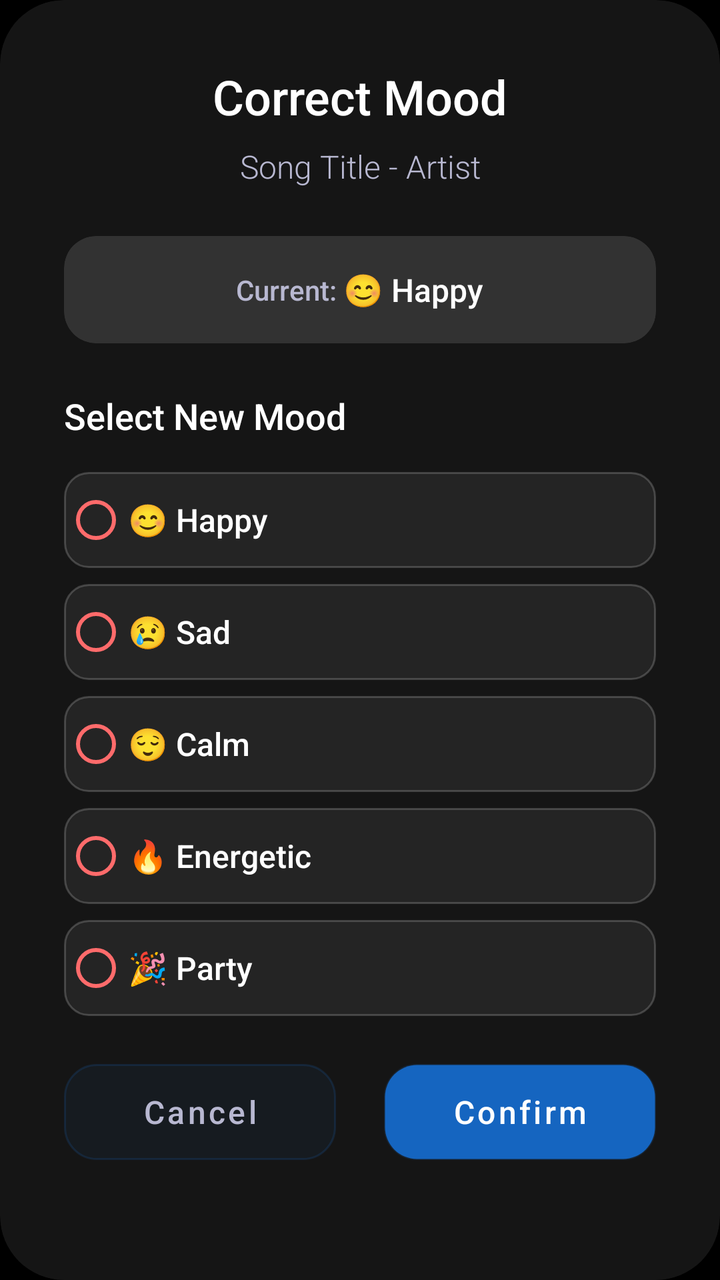
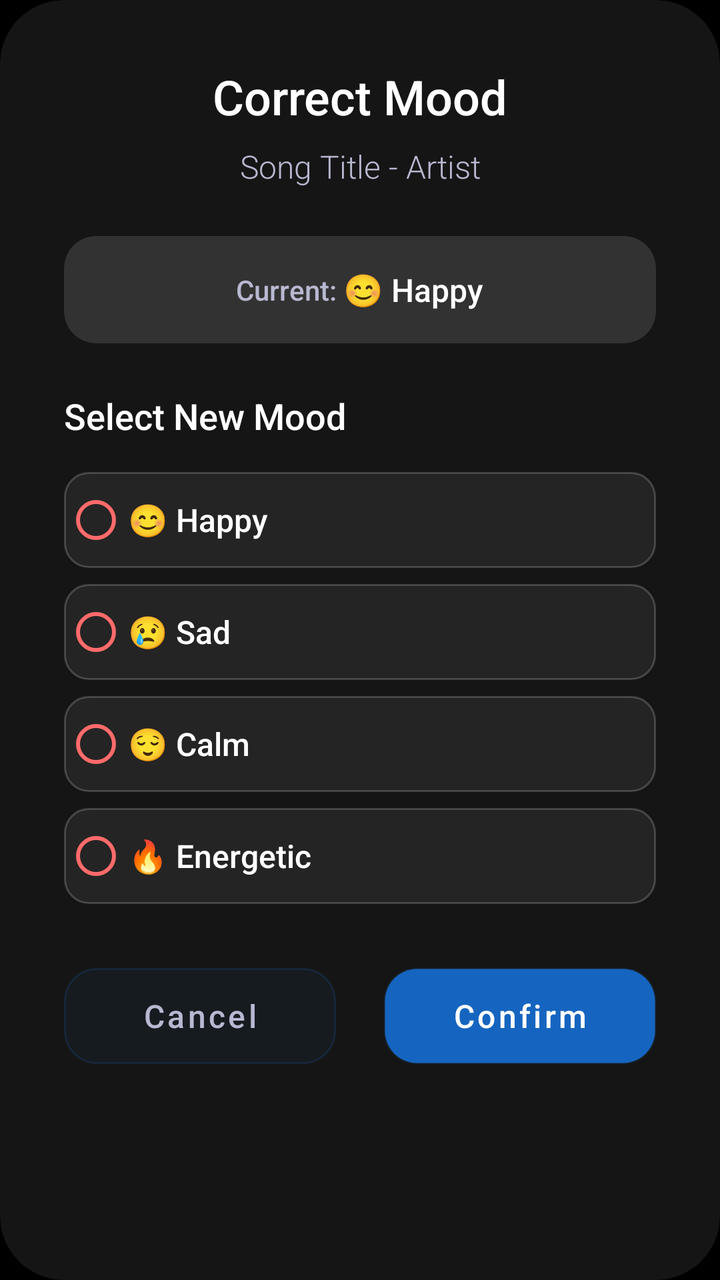

An Android layout rendered at two revisions. The XML below is the earlier revision; the diff shows what the commit changed to produce the second picture.
<!-- AndroidManifest.xml: application theme Theme.MusicPlayer -->
<!-- res/layout/dialog_quick_mood_correction_glass.xml -->
<?xml version="1.0" encoding="utf-8"?>
<androidx.cardview.widget.CardView
    xmlns:android="http://schemas.android.com/apk/res/android"
    xmlns:app="http://schemas.android.com/apk/res-auto"
    android:layout_width="match_parent"
    android:layout_height="wrap_content"
    android:layout_marginHorizontal="24dp"
    android:layout_marginVertical="48dp"
    app:cardCornerRadius="32dp"
    app:cardElevation="0dp"
    app:cardBackgroundColor="@color/glass_overlay_medium">

    <LinearLayout
        android:layout_width="match_parent"
        android:layout_height="wrap_content"
        android:orientation="vertical"
        android:padding="32dp">

        
        <TextView
            android:layout_width="match_parent"
            android:layout_height="wrap_content"
            android:text="Correct Mood"
            android:textSize="24sp"
            android:textColor="@color/glass_text_primary"
            android:fontFamily="sans-serif-medium"
            android:gravity="center"
            android:layout_marginBottom="8dp" />

        <TextView
            android:id="@+id/tv_song_info"
            android:layout_width="match_parent"
            android:layout_height="wrap_content"
            android:text="Song Title - Artist"
            android:textSize="16sp"
            android:textColor="@color/glass_text_secondary"
            android:fontFamily="sans-serif-light"
            android:gravity="center"
            android:layout_marginBottom="24dp" />

        
        <androidx.cardview.widget.CardView
            android:layout_width="match_parent"
            android:layout_height="wrap_content"
            android:layout_marginBottom="24dp"
            app:cardCornerRadius="16dp"
            app:cardElevation="0dp"
            app:cardBackgroundColor="@color/glass_overlay_light">

            <LinearLayout
                android:layout_width="match_parent"
                android:layout_height="wrap_content"
                android:orientation="horizontal"
                android:gravity="center"
                android:padding="16dp">

                <TextView
                    android:layout_width="wrap_content"
                    android:layout_height="wrap_content"
                    android:text="Current: "
                    android:textSize="14sp"
                    android:textColor="@color/glass_text_secondary"
                    android:fontFamily="sans-serif-medium" />

                <TextView
                    android:id="@+id/tv_current_mood"
                    android:layout_width="wrap_content"
                    android:layout_height="wrap_content"
                    android:text="😊 Happy"
                    android:textSize="16sp"
                    android:textColor="@color/glass_text_primary"
                    android:fontFamily="sans-serif-medium" />

            </LinearLayout>

        </androidx.cardview.widget.CardView>

        
        <TextView
            android:layout_width="match_parent"
            android:layout_height="wrap_content"
            android:text="Select New Mood"
            android:textSize="18sp"
            android:textColor="@color/glass_text_primary"
            android:fontFamily="sans-serif-medium"
            android:layout_marginBottom="16dp" />

        <RadioGroup
            android:id="@+id/radio_group_moods"
            android:layout_width="match_parent"
            android:layout_height="wrap_content"
            android:orientation="vertical"
            android:layout_marginBottom="24dp">

            <RadioButton
                android:id="@+id/radio_happy"
                android:layout_width="match_parent"
                android:layout_height="48dp"
                android:text="😊 Happy"
                android:textSize="16sp"
                android:textColor="@color/glass_text_primary"
                android:fontFamily="sans-serif-medium"
                android:buttonTint="@color/glass_accent"
                android:background="@drawable/bg_glass_radio_button"
                android:layout_marginBottom="8dp" />

            <RadioButton
                android:id="@+id/radio_sad"
                android:layout_width="match_parent"
                android:layout_height="48dp"
                android:text="😢 Sad"
                android:textSize="16sp"
                android:textColor="@color/glass_text_primary"
                android:fontFamily="sans-serif-medium"
                android:buttonTint="@color/glass_accent"
                android:background="@drawable/bg_glass_radio_button"
                android:layout_marginBottom="8dp" />

            <RadioButton
                android:id="@+id/radio_calm"
                android:layout_width="match_parent"
                android:layout_height="48dp"
                android:text="😌 Calm"
                android:textSize="16sp"
                android:textColor="@color/glass_text_primary"
                android:fontFamily="sans-serif-medium"
                android:buttonTint="@color/glass_accent"
                android:background="@drawable/bg_glass_radio_button"
                android:layout_marginBottom="8dp" />

            <RadioButton
                android:id="@+id/radio_energetic"
                android:layout_width="match_parent"
                android:layout_height="48dp"
                android:text="🔥 Energetic"
                android:textSize="16sp"
                android:textColor="@color/glass_text_primary"
                android:fontFamily="sans-serif-medium"
                android:buttonTint="@color/glass_accent"
                android:background="@drawable/bg_glass_radio_button"
                android:layout_marginBottom="8dp" />

            <RadioButton
                android:id="@+id/radio_party"
                android:layout_width="match_parent"
                android:layout_height="48dp"
                android:text="🎉 Party"
                android:textSize="16sp"
                android:textColor="@color/glass_text_primary"
                android:fontFamily="sans-serif-medium"
                android:buttonTint="@color/glass_accent"
                android:background="@drawable/bg_glass_radio_button" />

        </RadioGroup>

        
        <LinearLayout
            android:layout_width="match_parent"
            android:layout_height="wrap_content"
            android:orientation="horizontal"
            android:gravity="center">

            <Button
                android:id="@+id/btn_cancel"
                android:layout_width="0dp"
                android:layout_height="48dp"
                android:layout_weight="1"
                android:layout_marginEnd="12dp"
                android:text="Cancel"
                android:textSize="16sp"
                android:textColor="@color/glass_text_secondary"
                android:fontFamily="sans-serif-medium"
                android:background="@drawable/bg_glass_button_cancel"
                style="@style/GlassButton" />

            <Button
                android:id="@+id/btn_confirm"
                android:layout_width="0dp"
                android:layout_height="48dp"
                android:layout_weight="1"
                android:layout_marginStart="12dp"
                android:text="Confirm"
                android:textSize="16sp"
                android:textColor="@color/white"
                android:fontFamily="sans-serif-medium"
                android:background="@drawable/bg_glass_button_confirm"
                style="@style/GlassButton" />

        </LinearLayout>

    </LinearLayout>

</androidx.cardview.widget.CardView>
<!-- resources referenced by this layout -->
<resources>
  <color name="glass_accent">#FF6B6B</color>
  <color name="glass_overlay_light">#20FFFFFF</color>
  <color name="glass_overlay_medium">#15FFFFFF</color>
  <color name="glass_text_primary">#FFFFFF</color>
  <color name="glass_text_secondary">#B8B8D1</color>
  <color name="white">#FFFFFF</color>
  <!-- drawable bg_glass_button_cancel (drawable) -->
  <?xml version="1.0" encoding="utf-8"?>
  <shape xmlns:android="http://schemas.android.com/apk/res/android">
      <solid android:color="@color/glass_overlay_dark" />
      <stroke android:width="1dp" android:color="@color/glass_border" />
      <corners android:radius="16dp" />
  </shape>
  <!-- drawable bg_glass_button_confirm (drawable) -->
  <?xml version="1.0" encoding="utf-8"?>
  <shape xmlns:android="http://schemas.android.com/apk/res/android">
      <solid android:color="@color/glass_accent" />
      <stroke android:width="1dp" android:color="@color/glass_border" />
      <corners android:radius="16dp" />
  </shape>
  <!-- drawable bg_glass_radio_button (drawable) -->
  <?xml version="1.0" encoding="utf-8"?>
  <selector xmlns:android="http://schemas.android.com/apk/res/android">
      <item android:state_checked="true">
          <shape>
              <solid android:color="@color/glass_overlay_light" />
              <stroke android:width="1dp" android:color="@color/glass_accent" />
              <corners android:radius="12dp" />
          </shape>
      </item>
      <item>
          <shape>
              <solid android:color="@color/glass_overlay_dark" />
              <stroke android:width="1dp" android:color="@color/glass_border" />
              <corners android:radius="12dp" />
          </shape>
      </item>
  </selector>
  <style name="GlassButton" parent="Widget.MaterialComponents.Button">
          <item name="android:background">@drawable/bg_glass_button</item>
          <item name="android:textColor">@color/white</item>
          <item name="android:textAllCaps">false</item>
          <item name="android:textSize">16sp</item>
          <item name="android:fontFamily">sans-serif-medium</item>
          <item name="android:elevation">0dp</item>
          <item name="cornerRadius">16dp</item>
          <item name="strokeWidth">0dp</item>
          <item name="rippleColor">@color/glass_ripple</item>
      </style>
  <style name="Theme.MusicPlayer" parent="Theme.MaterialComponents.DayNight.NoActionBar">
          <item name="colorPrimary">@color/primary</item>
          <item name="colorPrimaryDark">@color/primary_dark</item>
          <item name="colorAccent">@color/accent</item>
          <item name="android:windowBackground">@color/background</item>
          <item name="android:statusBarColor">@color/primary_dark</item>
          <item name="android:navigationBarColor">@color/background</item>
          <item name="android:textColorPrimary">@color/text_primary</item>
          <item name="android:textColorSecondary">@color/text_secondary</item>
      </style>
  <color name="glass_overlay_dark">#10FFFFFF</color>
  <color name="glass_border">#30FFFFFF</color>
  <!-- drawable bg_glass_button (drawable) -->
  <?xml version="1.0" encoding="utf-8"?>
  <shape xmlns:android="http://schemas.android.com/apk/res/android">
      <solid android:color="@color/glass_overlay_medium" />
      <stroke android:width="1dp" android:color="@color/glass_border" />
      <corners android:radius="16dp" />
  </shape>
  <color name="glass_ripple">#40FFFFFF</color>
  <color name="primary">#1565C0</color>
  <color name="primary_dark">#0D47A1</color>
  <color name="accent">#2196F3</color>
  <color name="background">#000000</color>
  <color name="text_primary">#FFFFFF</color>
  <color name="text_secondary">#B0BEC5</color>
</resources>

<!-- the commit's change to res/layout/dialog_quick_mood_correction_glass.xml (unified diff, before → after) -->
@@ -140,17 +140,6 @@
                 android:background="@drawable/bg_glass_radio_button"
                 android:layout_marginBottom="8dp" />
 
-            <RadioButton
-                android:id="@+id/radio_party"
-                android:layout_width="match_parent"
-                android:layout_height="48dp"
-                android:text="🎉 Party"
-                android:textSize="16sp"
-                android:textColor="@color/glass_text_primary"
-                android:fontFamily="sans-serif-medium"
-                android:buttonTint="@color/glass_accent"
-                android:background="@drawable/bg_glass_radio_button" />
-
         </RadioGroup>
 
         
